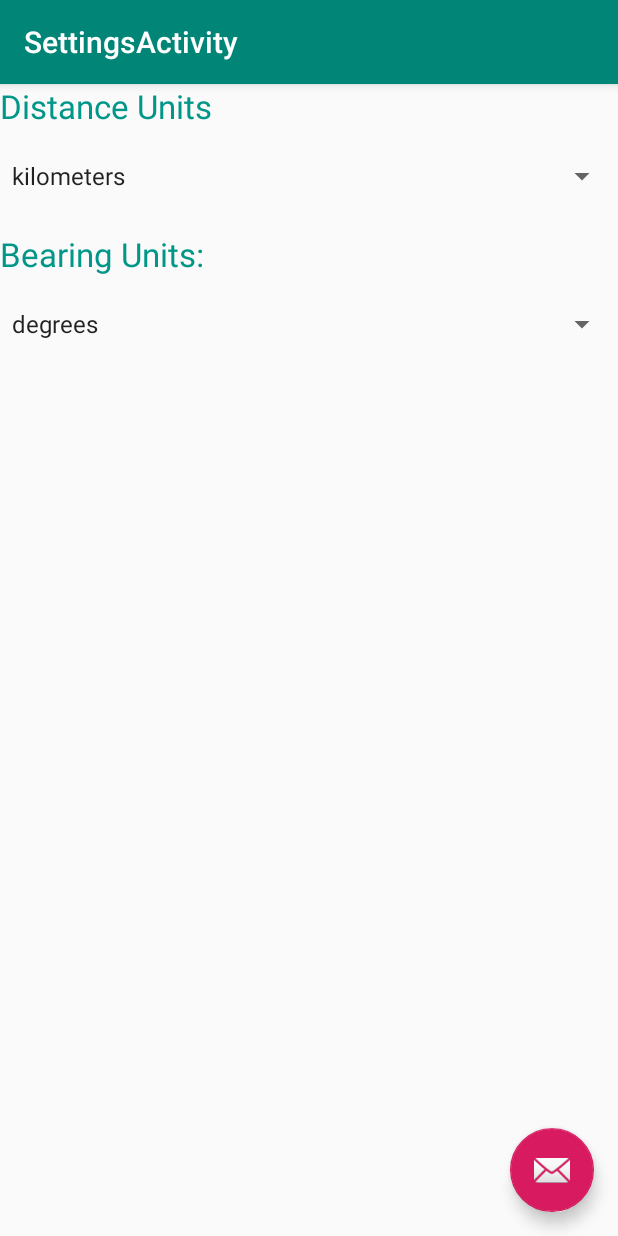
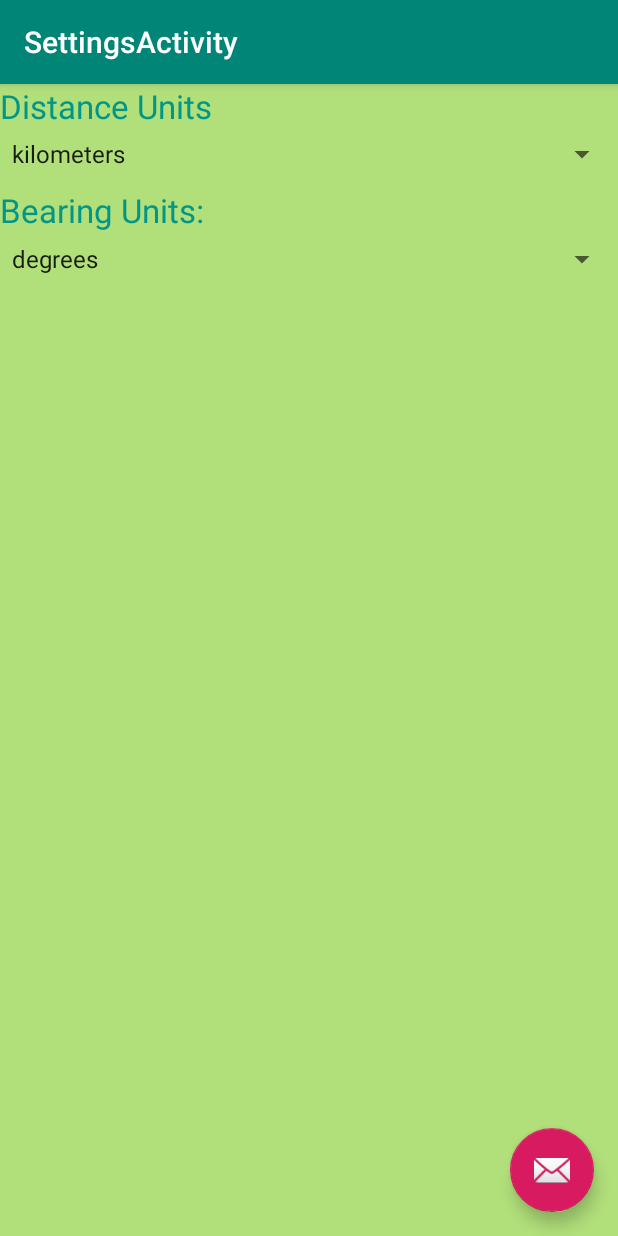
Before and after one commit to turnbjem/turnbull_nyenhuis_cis657_HW6, an Android app: the SettingsActivity screen opened directly, with no data from a screen before it, on a phone screen of 412 x 824 dp. Run offline under Robolectric (Android 15) with nearby library versions, the phone set to English and light mode, and no system bars.

Commit message:
Roughly finished HW6-minor details to change maybe

```diff
--- /dev/null
+++ b/HW4/app/src/main/res/layout-land/content_settings.xml
@@ -0,0 +1,58 @@
+<?xml version="1.0" encoding="utf-8"?>
+<LinearLayout xmlns:android="http://schemas.android.com/apk/res/android"
+    xmlns:app="http://schemas.android.com/apk/res-auto"
+    xmlns:tools="http://schemas.android.com/tools"
+    android:layout_width="match_parent"
+    android:layout_height="match_parent"
+    android:orientation="horizontal"
+    app:layout_behavior="@string/appbar_scrolling_view_behavior"
+    tools:context=".SettingsActivity"
+    tools:showIn="@layout/activity_settings">
+
+    <LinearLayout
+        android:id="@+id/DistanceLayout"
+        android:layout_width="0dp"
+        android:layout_height="match_parent"
+        android:layout_weight="1"
+        android:orientation="vertical">
+
+        <TextView
+            android:id="@+id/distanceunitid"
+            android:layout_width="match_parent"
+            android:layout_height="wrap_content"
+            android:text="Distance Units"
+            android:textAlignment="viewStart"
+            android:textAppearance="@style/TextAppearance.AppCompat.Large"
+            android:textColor="#009688" />
+
+        <Spinner
+            android:id="@+id/distancespinner"
+            android:layout_width="match_parent"
+            android:layout_height="wrap_content"
+            android:textAlignment="viewStart" />
+    </LinearLayout>
+
+    <LinearLayout
+        android:id="@+id/BearingLayout"
+        android:layout_width="0dp"
+        android:layout_height="match_parent"
+        android:layout_weight="1"
+        android:orientation="vertical">
+
+        <TextView
+            android:id="@+id/bearingunitid"
+            android:layout_width="match_parent"
+            android:layout_height="wrap_content"
+            android:text="Bearing Units:"
+            android:textAlignment="viewStart"
+            android:textAppearance="@style/TextAppearance.AppCompat.Large"
+            android:textColor="#009688" />
+
+        <Spinner
+            android:id="@+id/bearingspinner"
+            android:layout_width="match_parent"
+            android:layout_height="wrap_content"
+            android:textAlignment="viewStart" />
+    </LinearLayout>
+
+</LinearLayout>
--- a/HW4/app/src/main/res/layout/activity_main.xml
+++ b/HW4/app/src/main/res/layout/activity_main.xml
@@ -125,5 +125,32 @@
         android:orientation="vertical"
         app:layout_constraintGuide_begin="20dp" />
 
+    <TextView
+        android:id="@+id/SearchPrompt"
+        android:layout_width="wrap_content"
+        android:layout_height="wrap_content"
+        android:layout_marginBottom="24dp"
+        android:text="Tired of typing?"
+        app:layout_constraintBottom_toBottomOf="parent"
+        app:layout_constraintRight_toLeftOf="@+id/searchbutton"
+        app:layout_constraintEnd_toStartOf="@+id/searchbutton"
+        app:layout_constraintHorizontal_bias=".5"
+        app:layout_constraintHorizontal_chainStyle="packed"
+        app:layout_constraintStart_toStartOf="parent" />
+
+    <Button
+        android:id="@+id/searchbutton"
+        android:layout_width="wrap_content"
+        android:layout_height="wrap_content"
+        android:layout_marginStart="75dp"
+
+        android:text="SEARCH"
+        app:layout_constraintLeft_toRightOf="@+id/SearchPrompt"
+        app:layout_constraintBaseline_toBaselineOf="@+id/SearchPrompt"
+        app:layout_constraintEnd_toEndOf="parent"
+        app:layout_constraintHorizontal_bias=".5"
+        app:layout_constraintHorizontal_chainStyle="packed"
+        app:layout_constraintStart_toEndOf="@+id/SearchPrompt" />
+
 
 </android.support.constraint.ConstraintLayout>
--- a/HW4/app/src/main/res/layout/content_settings.xml
+++ b/HW4/app/src/main/res/layout/content_settings.xml
@@ -11,7 +11,7 @@
 
     <LinearLayout
         android:layout_width="match_parent"
-        android:layout_height="198dp"
+        android:layout_height="140dp"
         android:orientation="vertical">
 
         <LinearLayout
@@ -24,7 +24,7 @@
             <TextView
                 android:id="@+id/distanceunitid"
                 android:layout_width="match_parent"
-                android:layout_height="45dp"
+                android:layout_height="wrap_content"
                 android:text="Distance Units"
                 android:textAlignment="viewStart"
                 android:textAppearance="@style/TextAppearance.AppCompat.Large"
@@ -55,7 +55,7 @@
             <TextView
                 android:id="@+id/bearingunitid"
                 android:layout_width="match_parent"
-                android:layout_height="45dp"
+                android:layout_height="wrap_content"
                 android:text="Bearing Units:"
                 android:textAlignment="viewStart"
                 android:textAppearance="@style/TextAppearance.AppCompat.Large"
--- a/HW4/app/src/main/res/values/colors.xml
+++ b/HW4/app/src/main/res/values/colors.xml
@@ -3,4 +3,5 @@
     <color name="colorPrimary">#008577</color>
     <color name="colorPrimaryDark">#00574B</color>
     <color name="colorAccent">#D81B60</color>
+    <color name="windowBackground">#B1DF7A</color>
 </resources>
--- a/HW4/app/src/main/res/values/styles.xml
+++ b/HW4/app/src/main/res/values/styles.xml
@@ -6,6 +6,7 @@
         <item name="colorPrimary">@color/colorPrimary</item>
         <item name="colorPrimaryDark">@color/colorPrimaryDark</item>
         <item name="colorAccent">@color/colorAccent</item>
+        <item name="android:windowBackground">@color/windowBackground</item>
     </style>
 
     <style name="AppTheme.NoActionBar">
```
